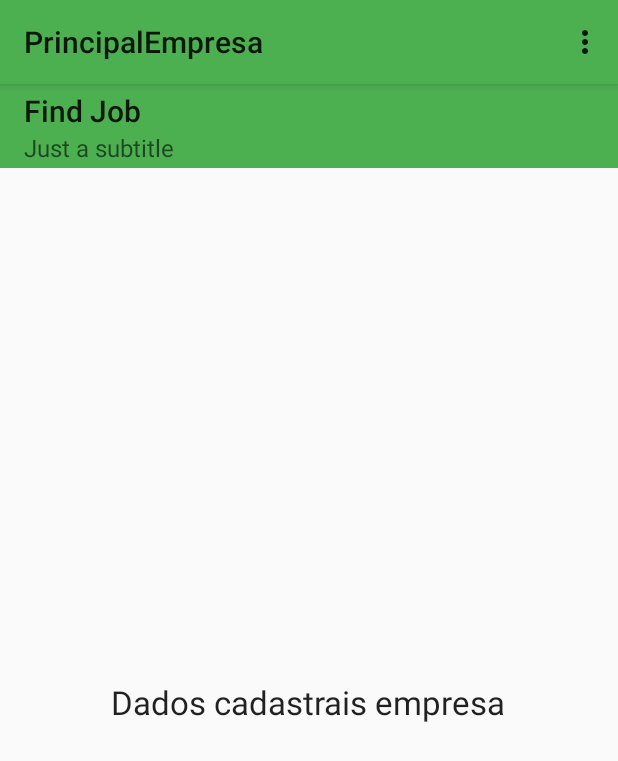
After one commit to ThiagoHMarques/FindJob, an Android app: the fragment DadosEmpresaFragment placed in its activity, on a phone screen of 412 x 824 dp. The commit adds this screen. Shown: the top 761 px of the screen. Run offline under Robolectric (Android 15) with nearby library versions, the phone set to English and light mode, and no system bars; libraries missing offline, so code that uses them is left out: com.mikepenz.materialdrawer; 3 statements that could not run were skipped.

Commit message:
Tela da empresa

```diff
--- a/app/build.gradle
+++ b/app/build.gradle
@@ -28,6 +28,6 @@ dependencies {
     compile 'com.android.support:support-v4:23.0.1'
     compile 'com.android.support:cardview-v7:23.0.1'
     compile 'com.android.support:recyclerview-v7:23.0.1'
-    compile 'com.android.support:design:22.2.0'
+    compile 'com.android.support:design:23.0.1'
     compile 'com.mcxiaoke.volley:library:1.0.10@aar'
 }
--- a/app/src/main/java/com/example/thiago/findjob/activitys/Principal.java
+++ b/app/src/main/java/com/example/thiago/findjob/activitys/PrincipalEmpresa.java
@@ -2,19 +2,22 @@ package com.example.thiago.findjob.activitys;
 
 import android.support.v4.app.FragmentManager;
 import android.support.v4.app.FragmentTransaction;
-import android.support.v7.app.ActionBarActivity;
+import android.support.v7.app.AppCompatActivity;
 import android.os.Bundle;
+import android.support.v7.widget.Toolbar;
 import android.view.Menu;
 import android.view.MenuItem;
 import android.view.View;
 import android.widget.CompoundButton;
 import android.widget.Toast;
-import android.support.v7.widget.Toolbar;
 
 import com.example.thiago.findjob.R;
+import com.example.thiago.findjob.fragments.AlunosFragment;
 import com.example.thiago.findjob.fragments.DadosAlunoFragment;
+import com.example.thiago.findjob.fragments.DadosEmpresaFragment;
 import com.example.thiago.findjob.fragments.EmpresasFragment;
 import com.example.thiago.findjob.fragments.MeusProcessoFragment;
+import com.example.thiago.findjob.fragments.MinhasVagasFragment;
 import com.example.thiago.findjob.fragments.VagasFragment;
 import com.mikepenz.materialdrawer.AccountHeader;
 import com.mikepenz.materialdrawer.AccountHeaderBuilder;
@@ -26,8 +29,7 @@ import com.mikepenz.materialdrawer.model.ProfileDrawerItem;
 import com.mikepenz.materialdrawer.model.SecondaryDrawerItem;
 import com.mikepenz.materialdrawer.model.interfaces.IDrawerItem;
 
-
-public class Principal extends ActionBarActivity {
+public class PrincipalEmpresa extends AppCompatActivity {
     private Drawer navigationDrawerLeft;
     private AccountHeader headerNavigationLeft;
     private Toolbar mToolBar;
@@ -36,24 +38,24 @@ public class Principal extends ActionBarActivity {
     private OnCheckedChangeListener mOnCheckedChangeListener = new OnCheckedChangeListener(){
         @Override
         public void onCheckedChanged(IDrawerItem iDrawerItem, CompoundButton compoundButton, boolean b) {
-            Toast.makeText(Principal.this,"onCheckedChanged"+(b ? "true" : "false"),Toast.LENGTH_SHORT).show();
+            Toast.makeText(PrincipalEmpresa.this, "onCheckedChanged" + (b ? "true" : "false"), Toast.LENGTH_SHORT).show();
         }
     };
 
     @Override
     protected void onCreate(Bundle savedInstanceState) {
         super.onCreate(savedInstanceState);
-        setContentView(R.layout.activity_principal);
+        setContentView(R.layout.activity_principal_empresa);
 
         if(savedInstanceState == null){
-            VagasFragment vagasFragment = new VagasFragment();
+            AlunosFragment alunosFragment = new AlunosFragment();
             FragmentTransaction ft = fm.beginTransaction();
-            ft.replace(R.id.content, vagasFragment, "vagasFragment");
+            ft.replace(R.id.content, alunosFragment, "alunosFragment");
             ft.commit();
         }
 
 
-        mToolBar = (Toolbar)findViewById(R.id.tb_main);
+        mToolBar = (Toolbar)findViewById(R.id.tb_main_empresa);
         mToolBar.setTitle("Find Job");
         mToolBar.setSubtitle("Just a subtitle");
         setSupportActionBar(mToolBar);
@@ -64,7 +66,7 @@ public class Principal extends ActionBarActivity {
                 .withHeaderBackground(R.drawable.account_header)
                 .withSavedInstance(savedInstanceState)
                 .addProfiles(
-                        new ProfileDrawerItem().withName("Thiago Marques").withEmail("thiagohsmarques@gmail.com")
+                        new ProfileDrawerItem().withName("Thiago Marques Empresa").withEmail("thiagohsmarques@gmail.com")
                 )
                 .build();
 
@@ -77,9 +79,8 @@ public class Principal extends ActionBarActivity {
                 .withAccountHeader(headerNavigationLeft)
                 .addDrawerItems(
                         new PrimaryDrawerItem().withName("Inicio"),
-                        new SecondaryDrawerItem().withName("Empresas").withIcon(getResources().getDrawable(R.drawable.briefcase)),
-                        new SecondaryDrawerItem().withName("Dados cadastrais").withIcon(getResources().getDrawable(R.drawable.account)),
-                        new SecondaryDrawerItem().withName("Meus Processos").withIcon(getResources().getDrawable(R.drawable.eye))
+                        new SecondaryDrawerItem().withName("Minhas vagas").withIcon(getResources().getDrawable(R.drawable.briefcase)),
+                        new SecondaryDrawerItem().withName("Dados cadastrais").withIcon(getResources().getDrawable(R.drawable.account))
                 )
                 .withSavedInstance(savedInstanceState)
                 .withSelectedItem(0)
@@ -87,33 +88,27 @@ public class Principal extends ActionBarActivity {
                     @Override
                     public boolean onItemClick(View view, int i, IDrawerItem iDrawerItem) {
                         if (i == 1) {
-                            VagasFragment vagasFragment = new VagasFragment();
+                            AlunosFragment alunosFragment = new AlunosFragment();
                             FragmentTransaction ft = fm.beginTransaction();
-                            ft.replace(R.id.content, vagasFragment, "vagasFragment");
+                            ft.replace(R.id.content, alunosFragment, "alunosFragment");
                             ft.commit();
                         }
                         if (i == 2) {
-                            EmpresasFragment empresasFragment = new EmpresasFragment();
+                            MinhasVagasFragment minhasVagasFragment = new MinhasVagasFragment();
                             FragmentTransaction ft = fm.beginTransaction();
-                            ft.replace(R.id.content, empresasFragment, "empresasFragment");
+                            ft.replace(R.id.content, minhasVagasFragment, "minhasVagasFragment");
                             ft.commit();
                         }
                         if (i == 3) {
-                            DadosAlunoFragment dadosAlunoFragment = new DadosAlunoFragment();
+                            DadosEmpresaFragment dadosEmpresaFragment = new DadosEmpresaFragment();
                             FragmentTransaction ft = fm.beginTransaction();
-                            ft.replace(R.id.content, dadosAlunoFragment, "dadosAlunoFragment");
-                            ft.commit();
-                        }
-                        if (i == 4) {
-                            MeusProcessoFragment meusProcessoFragment = new MeusProcessoFragment();
-                            FragmentTransaction ft = fm.beginTransaction();
-                            ft.replace(R.id.content, meusProcessoFragment,"meusProcessoFragment");
+                            ft.replace(R.id.content, dadosEmpresaFragment, "dadosEmpresaFragment");
                             ft.commit();
                         }
 
-                    return false;
-                }
-    })
+                        return false;
+                    }
+                })
                 .build();
 
     }
@@ -121,7 +116,7 @@ public class Principal extends ActionBarActivity {
     @Override
     public boolean onCreateOptionsMenu(Menu menu) {
         // Inflate the menu; this adds items to the action bar if it is present.
-        getMenuInflater().inflate(R.menu.menu_principal, menu);
+        getMenuInflater().inflate(R.menu.menu_principal_empresa, menu);
         return true;
     }
 
@@ -133,11 +128,10 @@ public class Principal extends ActionBarActivity {
         int id = item.getItemId();
 
         //noinspection SimplifiableIfStatement
-        if (id == R.id.action_search) {
+        if (id == R.id.action_settings) {
             return true;
         }
 
         return super.onOptionsItemSelected(item);
     }
-
 }
--- /dev/null
+++ b/app/src/main/java/com/example/thiago/findjob/fragments/AlunosFragment.java
@@ -0,0 +1,31 @@
+package com.example.thiago.findjob.fragments;
+
+
+import android.os.Bundle;
+import android.support.v4.app.Fragment;
+import android.view.LayoutInflater;
+import android.view.View;
+import android.view.ViewGroup;
+
+import com.example.thiago.findjob.R;
+
+/**
+ * A simple {@link Fragment} subclass.
+ */
+public class AlunosFragment extends Fragment {
+
+
+    public AlunosFragment() {
+        // Required empty public constructor
+    }
+
+
+    @Override
+    public View onCreateView(LayoutInflater inflater, ViewGroup container,
+                             Bundle savedInstanceState) {
+        // Inflate the layout for this fragment
+        return inflater.inflate(R.layout.fragment_alunos, container, false);
+    }
+
+
+}
--- /dev/null
+++ b/app/src/main/java/com/example/thiago/findjob/fragments/DadosEmpresaFragment.java
@@ -0,0 +1,31 @@
+package com.example.thiago.findjob.fragments;
+
+
+import android.os.Bundle;
+import android.support.v4.app.Fragment;
+import android.view.LayoutInflater;
+import android.view.View;
+import android.view.ViewGroup;
+
+import com.example.thiago.findjob.R;
+
+/**
+ * A simple {@link Fragment} subclass.
+ */
+public class DadosEmpresaFragment extends Fragment {
+
+
+    public DadosEmpresaFragment() {
+        // Required empty public constructor
+    }
+
+
+    @Override
+    public View onCreateView(LayoutInflater inflater, ViewGroup container,
+                             Bundle savedInstanceState) {
+        // Inflate the layout for this fragment
+        return inflater.inflate(R.layout.fragment_dados_empresa, container, false);
+    }
+
+
+}
--- a/app/src/main/res/layout/activity_principal.xml
+++ b/app/src/main/res/layout/activity_principal_empresa.xml
@@ -2,11 +2,10 @@
     xmlns:tools="http://schemas.android.com/tools"
     android:layout_width="match_parent"
     android:layout_height="match_parent"
-    tools:context=".Principal"
-    android:id="@+id/activity_principal">
+    tools:context="com.example.thiago.findjob.activitys.PrincipalEmpresa">
 
     <android.support.v7.widget.Toolbar
-        android:id="@+id/tb_main"
+        android:id="@+id/tb_main_empresa"
         android:layout_height="wrap_content"
         android:layout_width="match_parent"
         android:minHeight="?attr/actionBarSize"
@@ -16,7 +15,7 @@
         android:layout_width="match_parent"
         android:layout_height="match_parent"
         android:id="@+id/content"
-        android:layout_below="@+id/tb_main"
+        android:layout_below="@+id/tb_main_empresa"
         android:layout_centerHorizontal="true">
 
     </FrameLayout>
--- /dev/null
+++ b/app/src/main/res/layout/fragment_dados_empresa.xml
@@ -0,0 +1,14 @@
+<FrameLayout xmlns:android="http://schemas.android.com/apk/res/android"
+    xmlns:tools="http://schemas.android.com/tools" android:layout_width="match_parent"
+    android:layout_height="match_parent"
+    tools:context="com.example.thiago.findjob.fragments.DadosEmpresaFragment">
+
+    <TextView
+        android:layout_width="wrap_content"
+        android:layout_height="wrap_content"
+        android:textAppearance="?android:attr/textAppearanceLarge"
+        android:text="Dados cadastrais empresa"
+        android:id="@+id/textView4"
+        android:layout_gravity="center" />
+
+</FrameLayout>
--- /dev/null
+++ b/app/src/main/res/menu/menu_principal_empresa.xml
@@ -0,0 +1,7 @@
+<menu xmlns:android="http://schemas.android.com/apk/res/android"
+    xmlns:app="http://schemas.android.com/apk/res-auto"
+    xmlns:tools="http://schemas.android.com/tools"
+    tools:context="com.example.thiago.findjob.activitys.PrincipalEmpresa">
+    <item android:id="@+id/action_settings" android:title="@string/action_settings"
+        android:orderInCategory="100" app:showAsAction="never" />
+</menu>
--- a/app/src/main/res/values/strings.xml
+++ b/app/src/main/res/values/strings.xml
@@ -20,4 +20,5 @@
     <string name="et_segmento">Segmento</string>
     <string name="cadEmpresa_nome">Nome</string>
     <string name="et_cargo">Cargo Pretendido</string>
+    <string name="title_activity_principal_empresa">PrincipalEmpresa</string>
 </resources>
```
Also changed, not shown: app/src/main/AndroidManifest.xml (+7 -1 lines), app/src/main/java/com/example/thiago/findjob/activitys/Login.java (+10 -10 lines), app/src/main/java/com/example/thiago/findjob/activitys/PrincipalAluno.java (added, +143 -0 lines), app/src/main/java/com/example/thiago/findjob/fragments/MinhasVagasFragment.java (added, +31 -0 lines), app/src/main/res/layout/activity_principal_aluno.xml (added, +24 -0 lines), app/src/main/res/layout/fragment_alunos.xml (added, +15 -0 lines), app/src/main/res/layout/fragment_minhas_vagas.xml (added, +14 -0 lines), 2 other files.
